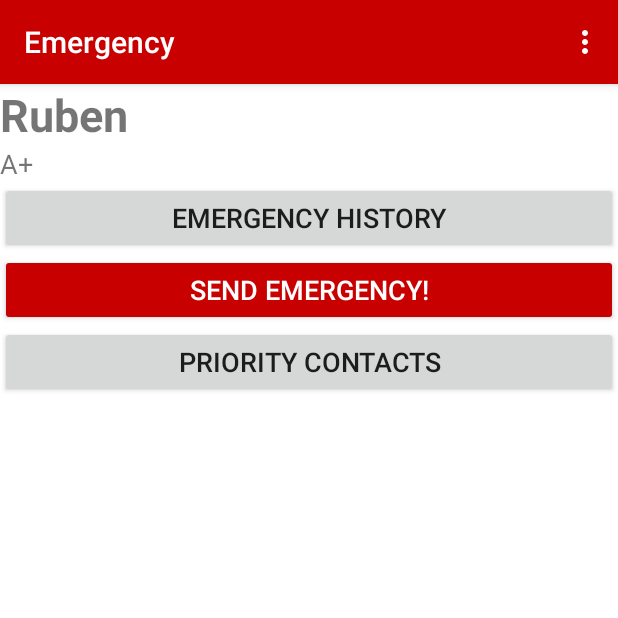
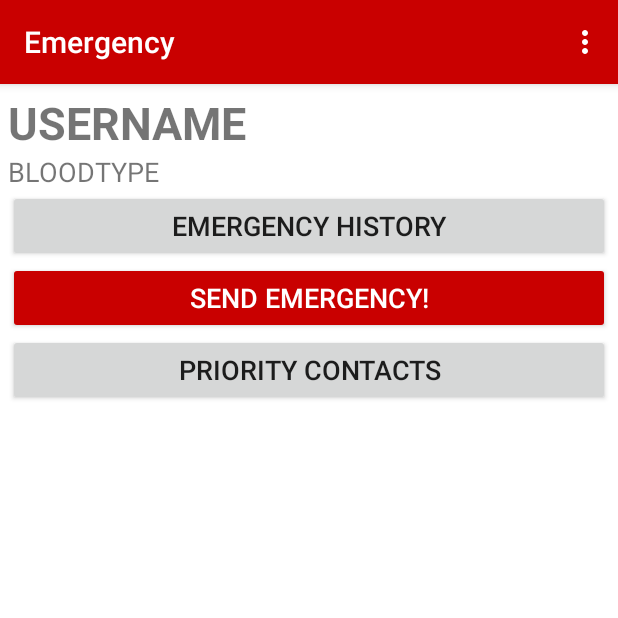
Before and after one commit to rubenponsaers/application_emergency, an Android app: the screen it shows after launch (MainActivity), on a phone screen of 412 x 824 dp, the top half of it. Run offline under Robolectric (Android 15) with nearby library versions, the phone set to English and light mode, and no system bars.

Commit message:
SQL-database OK, Preferences OK (buiten thema aanpassen), Intents OK, Activities OK, Menu OK - Nog doen: locatie ophalen bij versturen van sms, contacten toevoegen vanuit telefoon, sms verzenden naar contacten

```diff
--- a/Project/app/src/main/AndroidManifest.xml
+++ b/Project/app/src/main/AndroidManifest.xml
@@ -2,7 +2,7 @@
 <manifest xmlns:android="http://schemas.android.com/apk/res/android"
     package="com.example.android.emergency">
 
-    <uses-permission android:name="android.permission.ACCESS_COARSE_LOCATION_LOCATION" />
+    <uses-permission android:name="android.permission.ACCESS_COARSE_LOCATION" />
 
     <application
         android:allowBackup="true"
--- a/Project/app/src/main/java/com/example/android/emergency/ContactsActivity.java
+++ b/Project/app/src/main/java/com/example/android/emergency/ContactsActivity.java
@@ -105,7 +105,7 @@ public class ContactsActivity extends AppCompatActivity {
                 null,
                 null,
                 null,
-                ContactsContract.ContactsEntry.COLUMN_PRIORITY
+                ContactsContract.ContactsEntry._ID
         );
     }
 
@@ -139,7 +139,6 @@ public class ContactsActivity extends AppCompatActivity {
     public long addNewContact(int priority, String name,Long number){
         ContentValues contentValues = new ContentValues();
 
-        contentValues.put(ContactsContract.ContactsEntry.COLUMN_PRIORITY, priority);
         contentValues.put(ContactsContract.ContactsEntry.COLUMN_NAME,name);
         contentValues.put(ContactsContract.ContactsEntry.COLUMN_NUMBER,number);
 
--- a/Project/app/src/main/java/com/example/android/emergency/ContactsAdapter.java
+++ b/Project/app/src/main/java/com/example/android/emergency/ContactsAdapter.java
@@ -42,14 +42,12 @@ public class ContactsAdapter extends RecyclerView.Adapter<ContactsAdapter.Contac
             return;
         }
 
-        int priority = mCursor.getInt(mCursor.getColumnIndex(ContactsContract.ContactsEntry.COLUMN_PRIORITY));
         String name = mCursor.getString(mCursor.getColumnIndex(ContactsContract.ContactsEntry.COLUMN_NAME));
         long number = mCursor.getLong(mCursor.getColumnIndex(ContactsContract.ContactsEntry.COLUMN_NUMBER));
         long id = mCursor.getLong(mCursor.getColumnIndex(ContactsContract.ContactsEntry._ID));
 
-        holder.priorityTextView.setText(String.valueOf(priority));
         holder.nameTextView.setText(name);
-        holder.numberTextView.setText(String.valueOf(number));
+        holder.numberTextView.setText("+32" + String.valueOf(number));
         holder.itemView.setTag(id);
     }
 
@@ -74,7 +72,6 @@ public class ContactsAdapter extends RecyclerView.Adapter<ContactsAdapter.Contac
 
         public ContactsViewHolder(View itemView){
             super(itemView);
-            priorityTextView = (TextView) itemView.findViewById(R.id.textview_contacts_priority);
             nameTextView = (TextView) itemView.findViewById(R.id.textview_contacts_name);
             numberTextView = (TextView) itemView.findViewById(R.id.textview_contacts_number);
         }
--- a/Project/app/src/main/java/com/example/android/emergency/EmergencyHistoryAdapter.java
+++ b/Project/app/src/main/java/com/example/android/emergency/EmergencyHistoryAdapter.java
@@ -51,7 +51,6 @@ public class EmergencyHistoryAdapter extends RecyclerView.Adapter<EmergencyHisto
         holder.dateTextView.setText(date);
         holder.locationTextView.setText(location);
         holder.itemView.setTag(id);
-        //TODO(4) !!!!!Adapter eerst afwerken
 
     }
 
--- a/Project/app/src/main/java/com/example/android/emergency/MainActivity.java
+++ b/Project/app/src/main/java/com/example/android/emergency/MainActivity.java
@@ -2,41 +2,33 @@ package com.example.android.emergency;
 
 import android.content.ContentValues;
 import android.content.Context;
-import android.content.CursorLoader;
 import android.content.Intent;
 import android.content.SharedPreferences;
-import android.database.Cursor;
 import android.database.sqlite.SQLiteDatabase;
-import android.support.v4.app.LoaderManager;
-import android.support.v4.content.Loader;
+import android.preference.PreferenceManager;
 import android.support.v7.app.AppCompatActivity;
 import android.os.Bundle;
-import android.util.Log;
 import android.view.Menu;
 import android.view.MenuItem;
 import android.view.View;
 import android.widget.Button;
-import android.widget.CursorAdapter;
 import android.widget.TextView;
 import android.widget.Toast;
 
 import com.example.android.emergency.data.EmergencyHistoryContract;
 import com.example.android.emergency.data.EmergencyHistoryDBHelper;
-import com.example.android.emergency.data.EmergencyPreferences;
 
-public class MainActivity extends AppCompatActivity implements SharedPreferences.OnSharedPreferenceChangeListener, LoaderManager.LoaderCallbacks<Object> {
+public class MainActivity extends AppCompatActivity implements SharedPreferences.OnSharedPreferenceChangeListener {
 
     private Button emergencyHistory;
     private Button sendEmergency;
     private Button contacts;
-    private TextView ownerName;
-    private TextView ownerBloodType;
+    private TextView userName;
+    private TextView userBloodType;
 
     private SQLiteDatabase mDb;
 
     private final static String TAG = EmergencyHistoryActivity.class.getSimpleName();
-    private static final int LOADER_ID = 0;
-    private static boolean PREFERENCES_HAVE_BEEN_UPDATED = false;
 
     @Override
     protected void onCreate(Bundle savedInstanceState) {
@@ -49,9 +41,10 @@ public class MainActivity extends AppCompatActivity implements SharedPreferences
         emergencyHistory = (Button) findViewById(R.id.button_emergencyHistory);
         sendEmergency = (Button) findViewById(R.id.button_sendEmergency);
         contacts = (Button) findViewById(R.id.button_contacts);
-        ownerName = (TextView) findViewById(R.id.textView_ownerName);
-        ownerBloodType = (TextView) findViewById(R.id.textView_ownerBloodType);
+        userName = (TextView) findViewById(R.id.textView_userName);
+        userBloodType = (TextView) findViewById(R.id.textView_userBloodType);
 
+        setupSharedPreferences();
         //Button actions
         emergencyHistory.setOnClickListener(new View.OnClickListener(){
             @Override
@@ -82,27 +75,16 @@ public class MainActivity extends AppCompatActivity implements SharedPreferences
         });
     }
 
-    @Override
-    protected void onStart() {
-        super.onStart();
-
-        String name = EmergencyPreferences.getPrefName();
-        String bloodtype = EmergencyPreferences.getPrefBloodtype();
-        ownerName.setText(name);
-        ownerBloodType.setText(bloodtype);
-
-
-        if(PREFERENCES_HAVE_BEEN_UPDATED){
-            Log.d(TAG,"onStart: preferences were updated");
-            getSupportLoaderManager().restartLoader(LOADER_ID,null, this);
-            PREFERENCES_HAVE_BEEN_UPDATED = false;
-        }
+    private void setupSharedPreferences(){
+        SharedPreferences sharedPreferences = PreferenceManager.getDefaultSharedPreferences(this);
+        sharedPreferences.registerOnSharedPreferenceChangeListener(this);
+        loadInfoFromSharedPreferences(sharedPreferences);
     }
 
     @Override
     protected void onDestroy() {
         super.onDestroy();
-        android.support.v7.preference.PreferenceManager.getDefaultSharedPreferences(this).unregisterOnSharedPreferenceChangeListener(this);
+        PreferenceManager.getDefaultSharedPreferences(this).unregisterOnSharedPreferenceChangeListener(this);
     }
 
     public long addNewEmergency(){
@@ -138,72 +120,12 @@ public class MainActivity extends AppCompatActivity implements SharedPreferences
     }
 
     @Override
-    public void onSharedPreferenceChanged(SharedPreferences sharedPreferences, String s) {
-        PREFERENCES_HAVE_BEEN_UPDATED = true;
+    public void onSharedPreferenceChanged(SharedPreferences sharedPreferences, String key) {
+        loadInfoFromSharedPreferences(sharedPreferences);
     }
 
-    /**
-     * Instantiate and return a new Loader for the given ID.
-     *
-     * @param id   The ID whose loader is to be created.
-     * @param args Any arguments supplied by the caller.
-     * @return Return a new Loader instance that is ready to start loading.
-     */
-    @Override
-    public Loader<Object> onCreateLoader(int id, Bundle args) {
-        return null;
-    }
-
-    /**
-     * Called when a previously created loader has finished its load.  Note
-     * that normally an application is <em>not</em> allowed to commit fragment
-     * transactions while in this call, since it can happen after an
-     * activity's state is saved.  See {@link FragmentManager#beginTransaction()
-     * FragmentManager.openTransaction()} for further discussion on this.
-     * <p>
-     * <p>This function is guaranteed to be called prior to the release of
-     * the last data that was supplied for this Loader.  At this point
-     * you should remove all use of the old data (since it will be released
-     * soon), but should not do your own release of the data since its Loader
-     * owns it and will take care of that.  The Loader will take care of
-     * management of its data so you don't have to.  In particular:
-     * <p>
-     * <ul>
-     * <li> <p>The Loader will monitor for changes to the data, and report
-     * them to you through new calls here.  You should not monitor the
-     * data yourself.  For example, if the data is a {@link Cursor}
-     * and you place it in a {@link CursorAdapter}, use
-     * the {@link CursorAdapter#CursorAdapter(Context, * Cursor, int)} constructor <em>without</em> passing
-     * in either {@link CursorAdapter#FLAG_AUTO_REQUERY}
-     * or {@link CursorAdapter#FLAG_REGISTER_CONTENT_OBSERVER}
-     * (that is, use 0 for the flags argument).  This prevents the CursorAdapter
-     * from doing its own observing of the Cursor, which is not needed since
-     * when a change happens you will get a new Cursor throw another call
-     * here.
-     * <li> The Loader will release the data once it knows the application
-     * is no longer using it.  For example, if the data is
-     * a {@link Cursor} from a {@link CursorLoader},
-     * you should not call close() on it yourself.  If the Cursor is being placed in a
-     * {@link CursorAdapter}, you should use the
-     * {@link CursorAdapter#swapCursor(Cursor)}
-     * method so that the old Cursor is not closed.
-     * </ul>
-     *
-     * @param loader The Loader that has finished.
-     * @param data   The data generated by the Loader.
-     */
-    @Override
-    public void onLoadFinished(Loader<Object> loader, Object data) {
-    }
-
-    /**
-     * Called when a previously created loader is being reset, and thus
-     * making its data unavailable.  The application should at this point
-     * remove any references it has to the Loader's data.
-     *
-     * @param loader The Loader that is being reset.
-     */
-    @Override
-    public void onLoaderReset(Loader<Object> loader) {
+    private void loadInfoFromSharedPreferences(SharedPreferences sharedPreferences){
+        userName.setText(sharedPreferences.getString(getString(R.string.pref_username_key),getString(R.string.pref_username)));
+        userBloodType.setText(sharedPreferences.getString(getString(R.string.pref_bloodtype_key),getString(R.string.pref_bloodtype)));
     }
 }
--- a/Project/app/src/main/java/com/example/android/emergency/SettingsFragment.java
+++ b/Project/app/src/main/java/com/example/android/emergency/SettingsFragment.java
@@ -15,7 +15,7 @@ import android.support.v7.preference.PreferenceScreen;
 public class SettingsFragment extends PreferenceFragmentCompat implements SharedPreferences.OnSharedPreferenceChangeListener {
 
     @Override
-    public void onCreatePreferences(Bundle savedInstanceState, String rootKey) {
+    public void onCreatePreferences(Bundle bundle, String rootKey) {
         addPreferencesFromResource(R.xml.pref_visualizer);
 
         SharedPreferences sharedPreferences = getPreferenceScreen().getSharedPreferences();
@@ -33,7 +33,6 @@ public class SettingsFragment extends PreferenceFragmentCompat implements Shared
     //Geeft een korte summary van de gekozen preference
     private void setPreferenceSummary(Preference preference, Object value) {
         String stringValue = value.toString();
-        String key = preference.getKey();
 
         if (preference instanceof ListPreference){
             ListPreference listPreference = (ListPreference) preference;
--- a/Project/app/src/main/java/com/example/android/emergency/data/ContactsContract.java
+++ b/Project/app/src/main/java/com/example/android/emergency/data/ContactsContract.java
@@ -10,7 +10,6 @@ public class ContactsContract {
 
     public static final class ContactsEntry implements BaseColumns{
         public static final String TABLE_NAME = "emergencyContacts";
-        public static final String COLUMN_PRIORITY = "priority";
         public static final String COLUMN_NAME = "name";
         public static final String COLUMN_NUMBER = "number";
     }
--- a/Project/app/src/main/java/com/example/android/emergency/data/ContactsDbHelper.java
+++ b/Project/app/src/main/java/com/example/android/emergency/data/ContactsDbHelper.java
@@ -22,7 +22,6 @@ public class ContactsDbHelper extends SQLiteOpenHelper {
     public void onCreate(SQLiteDatabase sqLiteDatabase) {
         final String SQL_CREATE_CONTACTS_TABLE = "CREATE TABLE " + ContactsEntry.TABLE_NAME + " (" +
                 ContactsEntry._ID + " INTEGER PRIMARY KEY AUTOINCREMENT," +
-                ContactsEntry.COLUMN_PRIORITY + " INTEGER NOT NULL, " +
                 ContactsEntry.COLUMN_NAME + " TEXT NOT NULL," +
                 ContactsEntry.COLUMN_NUMBER + " INTEGER NOT NULL" +
                 "); ";
--- a/Project/app/src/main/java/com/example/android/emergency/data/EmergencyPreferences.java
+++ /dev/null
@@ -1,19 +0,0 @@
-package com.example.android.emergency.data;
-
-/**
- * Created by Ruben on 16/04/2018.
- */
-
-public class EmergencyPreferences {
-
-    public static final String PREF_NAME = "Ruben";
-    public static final String PREF_BLOODTYPE = "A+";
-
-    public static String getPrefName(){
-        return PREF_NAME;
-    }
-
-    public static String getPrefBloodtype() {
-        return PREF_BLOODTYPE;
-    }
-}
--- a/Project/app/src/main/res/layout/activity_main.xml
+++ b/Project/app/src/main/res/layout/activity_main.xml
@@ -6,21 +6,22 @@
     android:layout_height="match_parent"
     android:background="@color/colorThemeRed2"
     android:orientation="vertical"
+    android:padding="5dp"
     tools:context=".MainActivity">
 
     <TextView
-        android:id="@+id/textView_ownerName"
+        android:id="@+id/textView_userName"
         android:layout_width="match_parent"
         android:layout_height="wrap_content"
-        android:text="@string/textview_ownername"
+        android:text="@string/pref_username"
         android:textSize="30sp"
         android:textStyle="bold"/>
 
     <TextView
-        android:id="@+id/textView_ownerBloodType"
+        android:id="@+id/textView_userBloodType"
         android:layout_width="match_parent"
         android:layout_height="wrap_content"
-        android:text="@string/textview_bloodtype"
+        android:text="@string/pref_bloodtype"
         android:textSize="18sp"/>
 
     <Button
--- a/Project/app/src/main/res/values/strings.xml
+++ b/Project/app/src/main/res/values/strings.xml
@@ -9,20 +9,22 @@
     <string name="hint_new_contact_phoneNumber">Phone number</string>
     <string name="button_new_contact_add">OK</string>
     <string name="button_existing_contact_add">+</string>
-    <string name="textview_ownername">Name</string>
-    <string name="textview_bloodtype">Bloodtype</string>
 
     <!-- Preference labels and key names -->
+
     <string name="pref_theme_label">Theme</string>
     <string name="pref_theme_key" translatable="false">theme</string>
     <string name="pref_theme_Red_label">Red</string>
     <string name="pref_theme_Red_key" translatable="false">red</string>
     <string name="pref_theme_Dark_label">Dark</string>
     <string name="pref_theme_Dark_key" translatable="false">dark</string>
-    <string name="pref_ownername_label">Name</string>
-    <string name="pref_ownername_key" translatable="false">ownername</string>
+    <string name="pref_username_label">Name</string>
+    <string name="pref_username_key" translatable="false">username</string>
+    <string name="pref_username">USERNAME</string>
     <string name="pref_bloodtype_label">Bloodtype</string>
     <string name="pref_bloodtype_key" translatable="false">bloodtype</string>
+    <string name="pref_bloodtype">BLOODTYPE</string>
+
 
 
 
```
Also changed, not shown: Project/app/src/main/res/layout/contacts_list_item.xml (+0 -13 lines), Project/app/src/main/res/xml/pref_visualizer.xml (+5 -3 lines).
